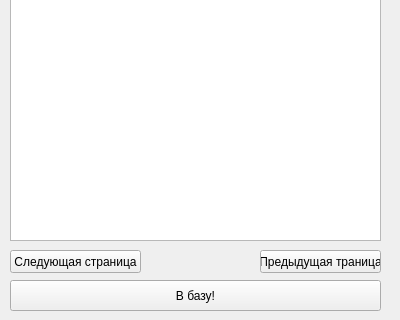
Qt form userdetails.ui (unix-admin/ita_cource) before a commit; both pictures show x 0 to 400 and y 260 to 580 of the 400 by 580 pixel window.
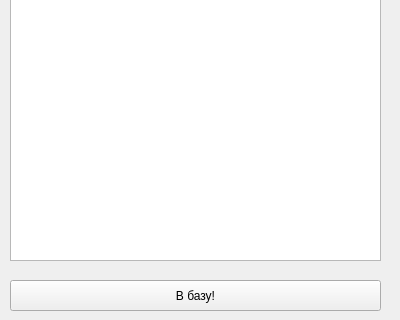
The same form after that commit.

Commit message: add insert user timeline to database, add virtual timeline

What changed in the file:
```diff
--- a/userdetails.ui
+++ b/userdetails.ui
@@ -44,21 +44,6 @@
     <string>Photo</string>
    </property>
   </widget>
-  <widget class="QTextBrowser" name="textBrowser">
-   <property name="geometry">
-    <rect>
-     <x>10</x>
-     <y>200</y>
-     <width>371</width>
-     <height>301</height>
-    </rect>
-   </property>
-   <property name="font">
-    <font>
-     <pointsize>10</pointsize>
-    </font>
-   </property>
-  </widget>
   <widget class="QWidget" name="gridLayoutWidget">
    <property name="geometry">
     <rect>
@@ -155,32 +140,6 @@
     </item>
    </layout>
   </widget>
-  <widget class="QPushButton" name="buttonNext">
-   <property name="geometry">
-    <rect>
-     <x>10</x>
-     <y>510</y>
-     <width>131</width>
-     <height>23</height>
-    </rect>
-   </property>
-   <property name="text">
-    <string>Следующая страница</string>
-   </property>
-  </widget>
-  <widget class="QPushButton" name="buttonPrevious">
-   <property name="geometry">
-    <rect>
-     <x>260</x>
-     <y>510</y>
-     <width>121</width>
-     <height>23</height>
-    </rect>
-   </property>
-   <property name="text">
-    <string>Предыдущая траница</string>
-   </property>
-  </widget>
   <widget class="QPushButton" name="buttonToDatabase">
    <property name="geometry">
     <rect>
@@ -194,6 +153,27 @@
     <string>В базу!</string>
    </property>
   </widget>
+  <widget class="QTextEdit" name="userTimeline">
+   <property name="geometry">
+    <rect>
+     <x>10</x>
+     <y>200</y>
+     <width>371</width>
+     <height>321</height>
+    </rect>
+   </property>
+   <property name="font">
+    <font>
+     <pointsize>12</pointsize>
+    </font>
+   </property>
+   <property name="cursor" stdset="0">
+    <cursorShape>ArrowCursor</cursorShape>
+   </property>
+   <property name="focusPolicy">
+    <enum>Qt::ClickFocus</enum>
+   </property>
+  </widget>
  </widget>
  <resources/>
  <connections/>
```
The commit also changes 13 other files.
